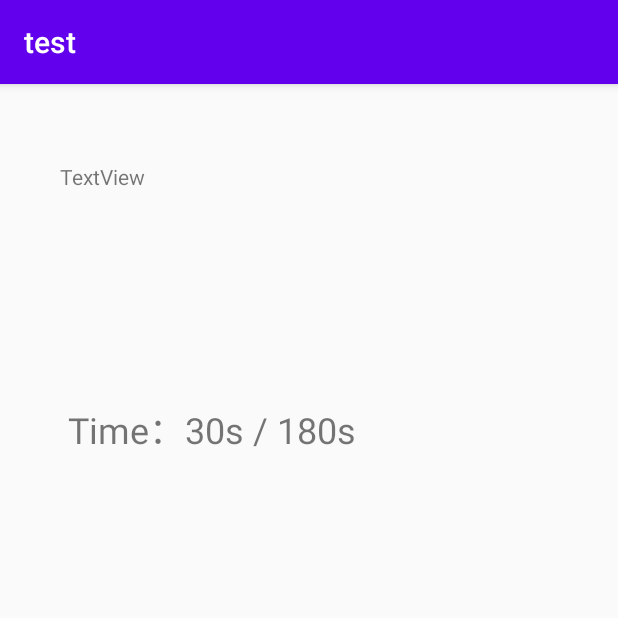
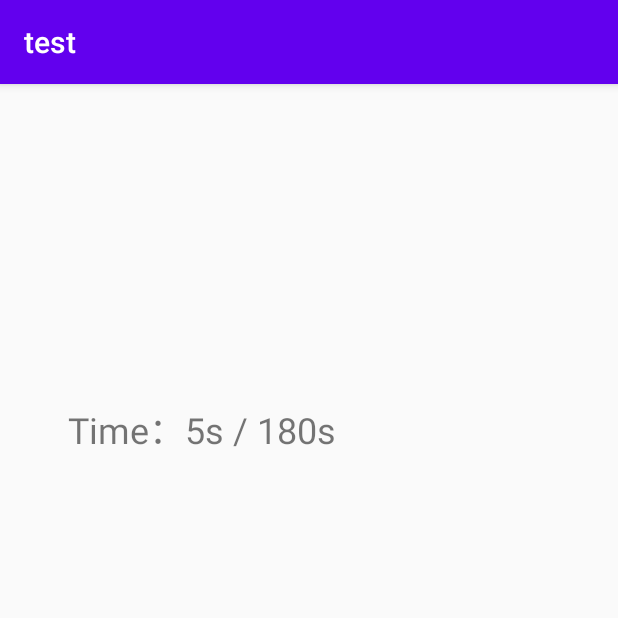
Before and after one commit to chewwwyong/dosomethingexcel, an Android app: the screen it shows after launch (MainActivity), on a phone screen of 412 x 824 dp, the top half of it. Run offline under Robolectric (Android 15) with nearby library versions, the phone set to English and light mode, and no system bars; libraries missing offline, so code that uses them is left out: org.apache.poi; pictures from the network do not load; 7 statements that could not run were skipped.

Commit message:
基本功能完成，還需最佳化

```diff
--- a/app/src/main/java/com/example/myapplication/MainActivity.java
+++ b/app/src/main/java/com/example/myapplication/MainActivity.java
@@ -84,13 +84,14 @@ public class MainActivity extends AppCompatActivity {
         txv2 = findViewById(R.id.txv2);
         iv = (ImageView)this.findViewById(R.id.imageViewObj);
 
-        soundPoolHelper = new SoundPoolHelper(4,SoundPoolHelper.TYPE_MUSIC)
+        soundPoolHelper = new SoundPoolHelper(6,SoundPoolHelper.TYPE_MUSIC)
                 .setRingtoneType(SoundPoolHelper.RING_TYPE_MUSIC)
                 .load(MainActivity.this,"OldMan_v1.mp3",R.raw.into)
                 .load(MainActivity.this,"OldMan_v2.mp3",R.raw.operator)
                 .load(MainActivity.this,"OldMan_v3.mp3",R.raw.demilitarized)
-                .load(MainActivity.this,"Girl_v1.mp3",R.raw.danzon);
-        soundPoolHelper.play("happy2",false);
+                .load(MainActivity.this,"Girl_v1.mp3",R.raw.danzon)
+                .load(MainActivity.this,"audio.mp3",R.raw.audio)
+                .load(MainActivity.this,"audio2.mp3",R.raw.audio2);
 
         timer = new Timer();
         final TimerTask task = new TimerTask() {
@@ -102,7 +103,7 @@ public class MainActivity extends AppCompatActivity {
                         time_Total++;
                         time_now++;
 
-                        if(time_Total<=90){
+                        if(time_Total<=180){
                             txv.setText("Time："+time_Total+"s / 180s");
                             if(once!=0) {
                                 setexcel();
@@ -120,7 +121,7 @@ public class MainActivity extends AppCompatActivity {
                                 once=0;
                             }
                         }
-                        else if(time_Total>90 && time_Total<140){
+                        else if(time_Total>180 && time_Total<360){
                             txv.setText("Time："+time_now+"s / 180s");
                             if(once_1!=0){
                                 setexcel();
@@ -137,6 +138,7 @@ public class MainActivity extends AppCompatActivity {
 
                                 voiId = new int[]{R.raw.audio,R.raw.audio2};
                                 voiname = new String[]{"audio.mp3","audio2.mp3"};
+
 
                                 deal(sheet);
                                 once_1=0;
@@ -161,6 +163,7 @@ public class MainActivity extends AppCompatActivity {
                                         for (String s : voiname) {
                                             if (s.equals(Voice.get(0))) {
                                                 soundPoolHelper.play(voiname[0],false);
+                                                Toast.makeText(MainActivity.this,voiname[0],Toast.LENGTH_SHORT).show();
                                                 filename+=Voice.get(0)+"  --> ";
                                                 txv2.setText(filename);
                                             }
@@ -261,7 +264,7 @@ public class MainActivity extends AppCompatActivity {
             }
         };
         //幾秒做一次(單位：毫秒)
-        timer.schedule(task,100,100);
+        timer.schedule(task,500,500);
     }
 
     @Override
@@ -292,6 +295,7 @@ public class MainActivity extends AppCompatActivity {
             }
             num_cell++;
         }
+
 
         //處理Voice_clock
         row = sheet.getRow(1);
--- a/app/src/main/res/layout/activity_main.xml
+++ b/app/src/main/res/layout/activity_main.xml
@@ -30,7 +30,6 @@
         android:layout_width="265dp"
         android:layout_height="128dp"
         android:layout_marginTop="52dp"
-        android:text="TextView"
         app:layout_constraintEnd_toEndOf="parent"
         app:layout_constraintHorizontal_bias="0.273"
         app:layout_constraintStart_toStartOf="parent"
--- a/app/src/main/res/layout/activity_question.xml
+++ b/app/src/main/res/layout/activity_question.xml
@@ -24,7 +24,6 @@
         android:layout_marginEnd="32dp"
         android:layout_marginRight="32dp"
         android:layout_marginBottom="60dp"
-        android:background="@drawable/end2"
         app:layout_constraintBottom_toTopOf="@+id/B3"
         app:layout_constraintEnd_toStartOf="@+id/B2" />
 
@@ -47,7 +46,6 @@
         android:layout_marginEnd="32dp"
         android:layout_marginRight="32dp"
         android:layout_marginBottom="104dp"
-        android:background="@drawable/photo2"
         app:layout_constraintBottom_toBottomOf="parent"
         app:layout_constraintEnd_toStartOf="@+id/B4" />
 
@@ -58,7 +56,6 @@
         android:layout_marginEnd="28dp"
         android:layout_marginRight="28dp"
         android:layout_marginBottom="104dp"
-        android:background="@drawable/review"
         app:layout_constraintBottom_toBottomOf="parent"
         app:layout_constraintEnd_toEndOf="parent" />
 
@@ -105,7 +102,6 @@
         android:layout_marginEnd="28dp"
         android:layout_marginRight="28dp"
         android:layout_marginBottom="60dp"
-        android:background="@drawable/photo1"
         app:layout_constraintBottom_toTopOf="@+id/B4"
         app:layout_constraintEnd_toEndOf="parent" />
 
```
Also changed, not shown: app/src/main/java/com/example/myapplication/Question.java (+17 -25 lines), 1 other file.
